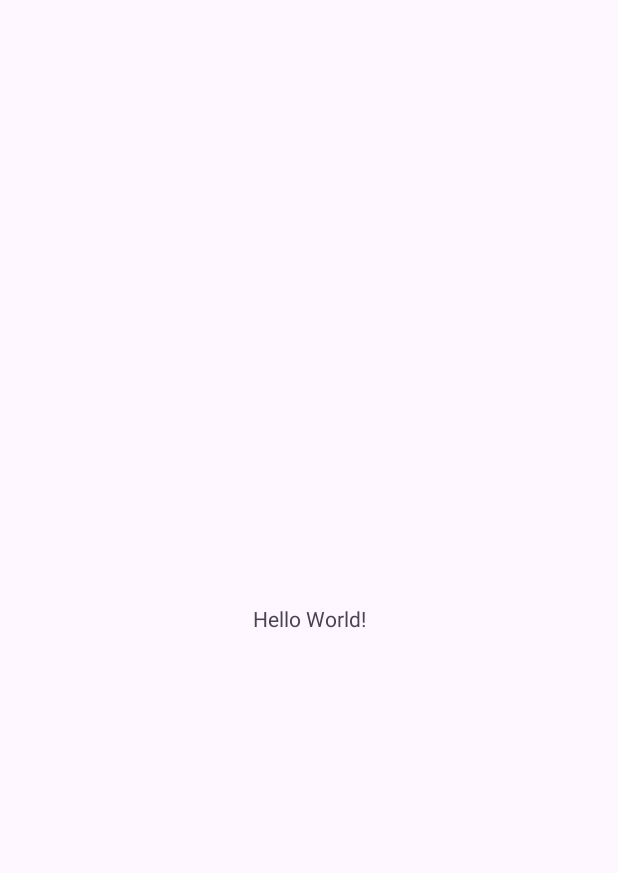
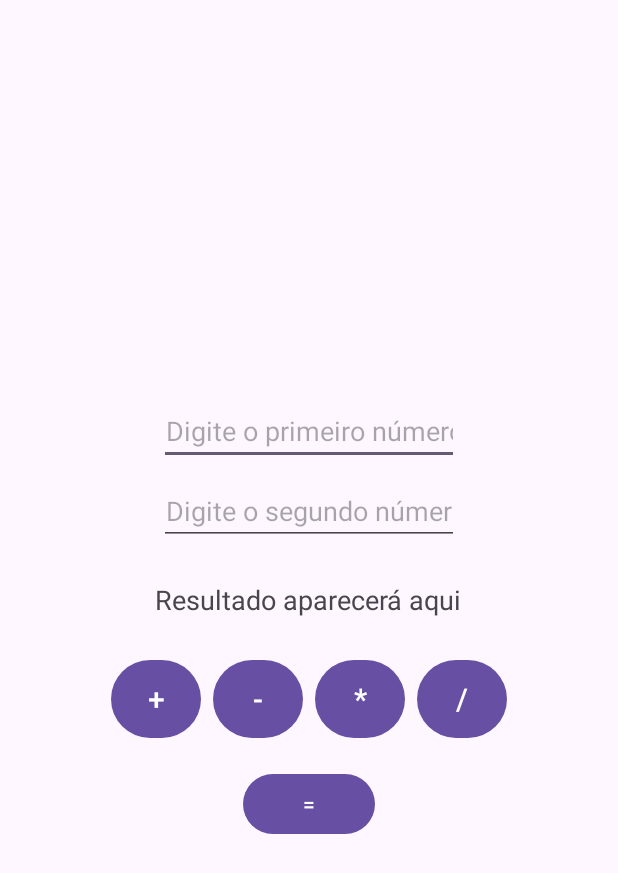
Before and after one commit to SamuelBernardo2001/PrimeiroCodigoEmKotlin, an Android app: the screen it shows after launch (MainActivity), on a phone screen of 412 x 824 dp. Before the commit the part shown is almost empty. Shown: the top 873 px of the screen. Run offline under Robolectric (Android 15) with nearby library versions, the phone set to English and light mode, and no system bars.

Commit message:
Foi Criado Uma pequena Calculadora em Kotlin

```diff
--- a/app/src/main/java/com/example/primeiro_codigo_em_kotlin/MainActivity.kt
+++ b/app/src/main/java/com/example/primeiro_codigo_em_kotlin/MainActivity.kt
@@ -1,20 +1,59 @@
 package com.example.primeiro_codigo_em_kotlin
 
 import android.os.Bundle
+import android.widget.Button
+import android.widget.EditText
+import android.widget.TextView
+import android.widget.Toast
 import androidx.activity.enableEdgeToEdge
 import androidx.appcompat.app.AppCompatActivity
 import androidx.core.view.ViewCompat
 import androidx.core.view.WindowInsetsCompat
 
 class MainActivity : AppCompatActivity() {
+
+    private var resultadoAtual: Double? = null
+    private var operacao: Char? = null
+
     override fun onCreate(savedInstanceState: Bundle?) {
         super.onCreate(savedInstanceState)
-        enableEdgeToEdge()
         setContentView(R.layout.activity_main)
-        ViewCompat.setOnApplyWindowInsetsListener(findViewById(R.id.main)) { v, insets ->
-            val systemBars = insets.getInsets(WindowInsetsCompat.Type.systemBars())
-            v.setPadding(systemBars.left, systemBars.top, systemBars.right, systemBars.bottom)
-            insets
+
+        val numero1 = findViewById<EditText>(R.id.numero1)
+        val numero2 = findViewById<EditText>(R.id.numero2)
+        val resultado = findViewById<TextView>(R.id.resultado)
+
+        val btnSoma = findViewById<Button>(R.id.btnSoma)
+        val btnSubtrair = findViewById<Button>(R.id.btnSubtrair)
+        val btnMultiplicar = findViewById<Button>(R.id.btnMultiplicar)
+        val btnDividir = findViewById<Button>(R.id.btnDividir)
+        val btnIgual = findViewById<Button>(R.id.btnIgual)
+
+        // Operações
+        btnSoma.setOnClickListener { operacao = '+' }
+        btnSubtrair.setOnClickListener { operacao = '-' }
+        btnMultiplicar.setOnClickListener { operacao = '*' }
+        btnDividir.setOnClickListener { operacao = '/' }
+
+        // Quando clicar em "="
+        btnIgual.setOnClickListener {
+            val n1 = numero1.text.toString().toDoubleOrNull()
+            val n2 = numero2.text.toString().toDoubleOrNull()
+
+            if (n1 == null || n2 == null) {
+                Toast.makeText(this, "Digite os dois números!", Toast.LENGTH_SHORT).show()
+                return@setOnClickListener
+            }
+
+            val res = when (operacao) {
+                '+' -> n1 + n2
+                '-' -> n1 - n2
+                '*' -> n1 * n2
+                '/' -> if (n2 != 0.0) n1 / n2 else Double.NaN
+                else -> null
+            }
+
+            resultado.text = if (res != null) "Resultado: $res" else "Escolha uma operação"
         }
     }
 }
--- a/app/src/main/java/com/example/primeiro_codigo_em_kotlin/estudando/Operadores.kt
+++ b/app/src/main/java/com/example/primeiro_codigo_em_kotlin/estudando/Operadores.kt
@@ -382,5 +382,4 @@ fun operadoresDeColecao(){
 
 
 fun main() {
-    calculadora()
 }
--- a/app/src/main/res/layout/activity_main.xml
+++ b/app/src/main/res/layout/activity_main.xml
@@ -1,5 +1,6 @@
 <?xml version="1.0" encoding="utf-8"?>
-<androidx.constraintlayout.widget.ConstraintLayout xmlns:android="http://schemas.android.com/apk/res/android"
+<androidx.constraintlayout.widget.ConstraintLayout
+    xmlns:android="http://schemas.android.com/apk/res/android"
     xmlns:app="http://schemas.android.com/apk/res-auto"
     xmlns:tools="http://schemas.android.com/tools"
     android:id="@+id/main"
@@ -7,13 +8,98 @@
     android:layout_height="match_parent"
     tools:context=".MainActivity">
 
-    <TextView
+    <!-- Container centralizado -->
+    <LinearLayout
+        android:id="@+id/container"
         android:layout_width="wrap_content"
         android:layout_height="wrap_content"
-        android:text="Hello World!"
+        android:orientation="vertical"
+        android:gravity="center"
+        android:padding="16dp"
+        app:layout_constraintTop_toTopOf="parent"
         app:layout_constraintBottom_toBottomOf="parent"
-        app:layout_constraintEnd_toEndOf="parent"
         app:layout_constraintStart_toStartOf="parent"
-        app:layout_constraintTop_toTopOf="parent" />
+        app:layout_constraintEnd_toEndOf="parent">
+
+        <!-- Primeiro número -->
+        <EditText
+            android:id="@+id/numero1"
+            android:layout_width="200dp"
+            android:layout_height="wrap_content"
+            android:hint="Digite o primeiro número"
+            android:inputType="numberDecimal"
+            android:gravity="center"/>
+
+        <!-- Segundo número -->
+        <EditText
+            android:id="@+id/numero2"
+            android:layout_width="200dp"
+            android:layout_height="wrap_content"
+            android:hint="Digite o segundo número"
+            android:inputType="numberDecimal"
+            android:gravity="center"
+            android:layout_marginTop="8dp"/>
+
+        <!-- Resultado -->
+        <TextView
+            android:id="@+id/resultado"
+            android:layout_width="wrap_content"
+            android:layout_height="wrap_content"
+            android:text="Resultado aparecerá aqui"
+            android:textSize="18sp"
+            android:padding="8dp"
+            android:layout_marginTop="16dp"
+            android:gravity="center"/>
+
+        <!-- Botões de operação -->
+        <LinearLayout
+            android:layout_width="wrap_content"
+            android:layout_height="wrap_content"
+            android:orientation="horizontal"
+            android:gravity="center"
+            android:layout_marginTop="16dp">
+
+            <Button
+                android:id="@+id/btnSoma"
+                android:layout_width="60dp"
+                android:layout_height="60dp"
+                android:text="+"
+                android:textSize="20sp"/>
+
+            <Button
+                android:id="@+id/btnSubtrair"
+                android:layout_width="60dp"
+                android:layout_height="60dp"
+                android:text="-"
+                android:textSize="20sp"
+                android:layout_marginStart="8dp"/>
+
+            <Button
+                android:id="@+id/btnMultiplicar"
+                android:layout_width="60dp"
+                android:layout_height="60dp"
+                android:text="*"
+                android:textSize="20sp"
+                android:layout_marginStart="8dp"/>
+
+            <Button
+                android:id="@+id/btnDividir"
+                android:layout_width="60dp"
+                android:layout_height="60dp"
+                android:text="/"
+                android:textSize="20sp"
+                android:layout_marginStart="8dp"/>
+
+        </LinearLayout>
+
+        <!-- Botão de igual -->
+        <Button
+            android:id="@+id/btnIgual"
+            android:layout_width="wrap_content"
+            android:layout_height="wrap_content"
+            android:text="="
+            android:layout_marginTop="16dp"/>
+
+    </LinearLayout>
 
 </androidx.constraintlayout.widget.ConstraintLayout>
```
